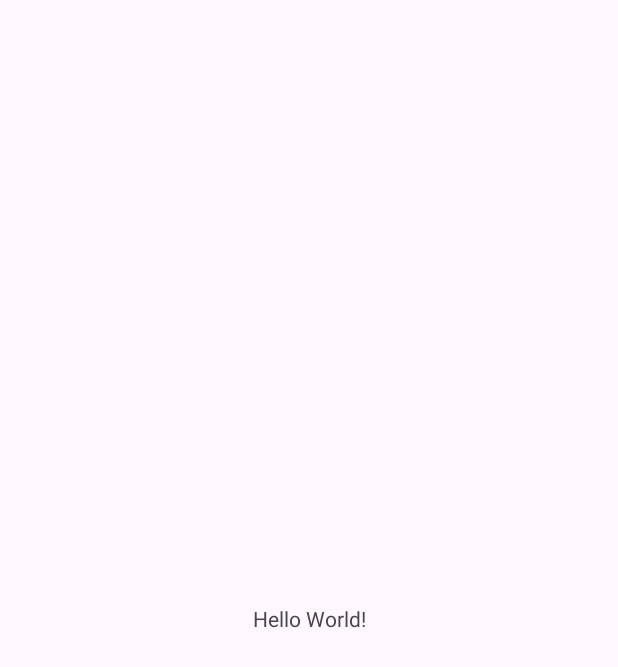
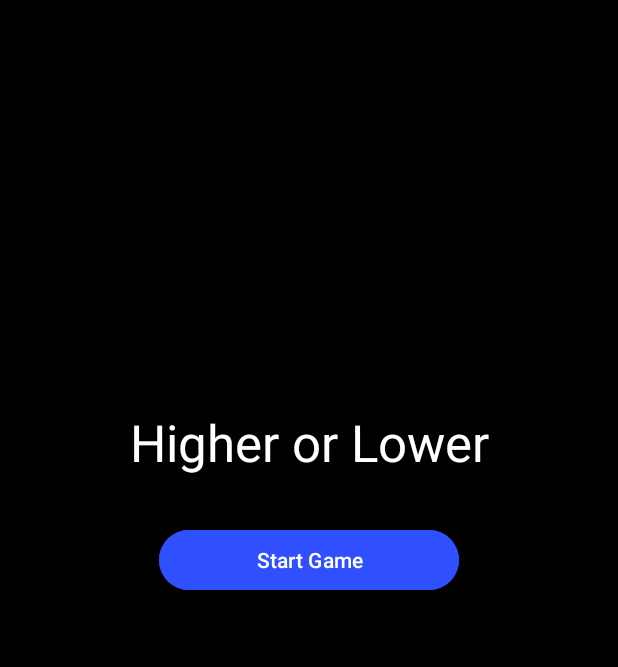
Before and after one commit to Pinar1987/higher-or-lower-game, an Android app: the screen it shows after launch (MainActivity), on a phone screen of 412 x 824 dp. Before the commit the part shown is almost empty. Shown: the top 667 px of the screen. Run offline under Robolectric (Android 15) with nearby library versions, the phone set to English and light mode, and no system bars.

Commit message:
feat: Add main menu UI
- Add title TextView and "Start Game" Button to the main activity layout.
- Set a black background for the main screen. string xml file created

```diff
--- a/app/src/main/res/layout/activity_main.xml
+++ b/app/src/main/res/layout/activity_main.xml
@@ -1,19 +1,34 @@
 <?xml version="1.0" encoding="utf-8"?>
 <androidx.constraintlayout.widget.ConstraintLayout xmlns:android="http://schemas.android.com/apk/res/android"
     xmlns:app="http://schemas.android.com/apk/res-auto"
-    xmlns:tools="http://schemas.android.com/tools"
     android:id="@+id/main"
     android:layout_width="match_parent"
     android:layout_height="match_parent"
-    tools:context=".MainActivity">
+    android:background="#000000">
 
     <TextView
+        android:id="@+id/titleTextView"
         android:layout_width="wrap_content"
         android:layout_height="wrap_content"
-        android:text="Hello World!"
+        android:layout_marginBottom="32dp"
+        android:text="@string/main_title"
+        android:textColor="@android:color/white"
+        android:textSize="34sp"
+        app:layout_constraintBottom_toTopOf="@+id/startGameButton"
+        app:layout_constraintEnd_toEndOf="parent"
+        app:layout_constraintStart_toStartOf="parent" />
+
+    <Button
+        android:id="@+id/startGameButton"
+        android:layout_width="200dp"
+        android:layout_height="wrap_content"
+        android:backgroundTint="#304FFE"
+        android:text="@string/start_game"
+        android:textAllCaps="false"
+        android:textColor="@android:color/white"
         app:layout_constraintBottom_toBottomOf="parent"
         app:layout_constraintEnd_toEndOf="parent"
         app:layout_constraintStart_toStartOf="parent"
-        app:layout_constraintTop_toTopOf="parent" />
-
+        app:layout_constraintTop_toTopOf="parent"
+        app:layout_constraintVertical_bias="0.45" />
 </androidx.constraintlayout.widget.ConstraintLayout>
--- a/app/src/main/res/values/strings.xml
+++ b/app/src/main/res/values/strings.xml
@@ -1,3 +1,9 @@
 <resources>
     <string name="app_name">higher-or-lower-game</string>
+
+    <!-- Main Activity -->
+    <string name="main_title">Higher or Lower</string>
+    <string name="start_game">Start Game</string>
+    <string name="highscore">Highscore</string>
+    <string name="rules">Rules</string>
 </resources>
```
